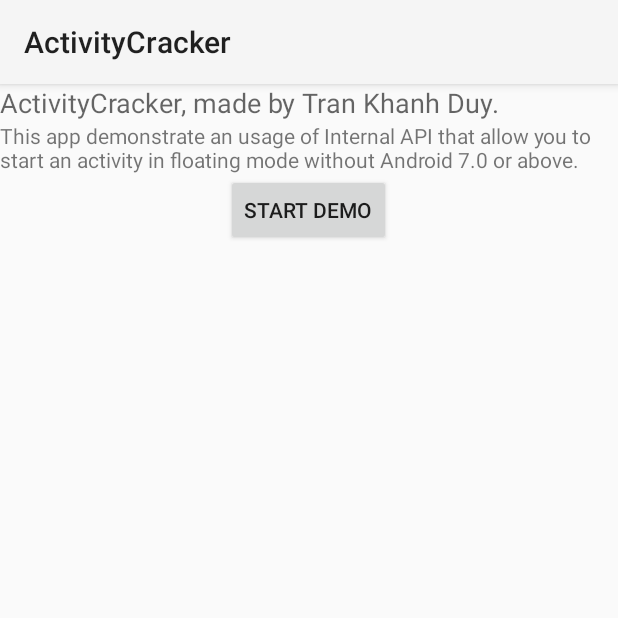
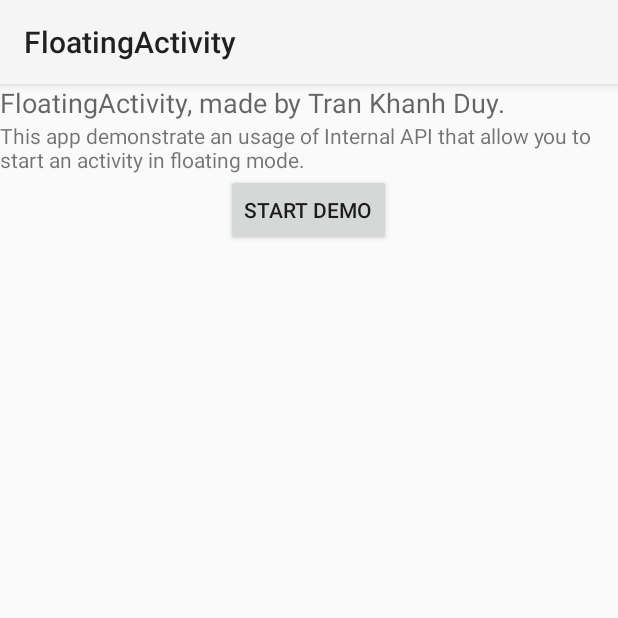
Before and after one commit to khanhduytran0/FloatingActivity, an Android app: the screen it shows after launch (MainActivity), on a phone screen of 412 x 824 dp, the top half of it. Run offline under Robolectric (Android 15) with nearby library versions, the phone set to English and light mode, and no system bars.

```diff
--- a/app/build.gradle
+++ b/app/build.gradle
@@ -5,7 +5,7 @@ android {
     buildToolsVersion "21.1.0"
 
     defaultConfig {
-        applicationId "com.kdt.crackactivity"
+        applicationId "com.kdt.floatactivity"
         minSdkVersion 14
         targetSdkVersion 21
         versionCode 1
--- a/app/src/main/AndroidManifest.xml
+++ b/app/src/main/AndroidManifest.xml
@@ -1,6 +1,6 @@
 <?xml version="1.0" encoding="utf-8"?>
 <manifest xmlns:android="http://schemas.android.com/apk/res/android"
-    package="com.kdt.crackactivity" >
+    package="com.kdt.floatactivity" >
 	<uses-permission android:name="android.permission.SYSTEM_ALERT_WINDOW" />
     <application
         android:allowBackup="true"
@@ -22,7 +22,7 @@
             android:name=".TestActivity"
             android:label="Test" />
         <service
-            android:name="com.kdt.crackactivity.floatingact.FloatingActivityService"
+            android:name="com.kdt.floatactivity.floatingact.FloatingActivityService"
             android:enabled="true"
             android:exported="false" />
     </application>
--- a/app/src/main/java/com/kdt/crackactivity/MainActivity.java
+++ b/app/src/main/java/com/kdt/floatactivity/MainActivity.java
@@ -1,4 +1,4 @@
-package com.kdt.crackactivity;
+package com.kdt.floatactivity;
 
 import android.app.*;
 import android.content.*;
@@ -6,7 +6,7 @@ import android.os.*;
 import android.util.*;
 import android.view.*;
 import android.widget.*;
-import com.kdt.crackactivity.floatingact.*;
+import com.kdt.floatactivity.floatingact.*;
 import android.app.Activity.*;
 import android.content.pm.*;
 import com.android.internal.app.*;
--- a/app/src/main/java/com/kdt/crackactivity/TestActivity.java
+++ b/app/src/main/java/com/kdt/floatactivity/TestActivity.java
@@ -1,4 +1,4 @@
-package com.kdt.crackactivity;
+package com.kdt.floatactivity;
 
 import android.app.*;
 import android.os.*;
--- a/app/src/main/java/com/kdt/crackactivity/floatingact/FloatingActivityService.java
+++ b/app/src/main/java/com/kdt/floatactivity/floatingact/FloatingActivityService.java
@@ -1,4 +1,4 @@
-package com.kdt.crackactivity.floatingact;
+package com.kdt.floatactivity.floatingact;
 
 import android.app.*;
 import android.content.*;
@@ -11,7 +11,7 @@ import android.view.*;
 import android.widget.*;
 import com.android.internal.app.*;
 import com.android.server.am.*;
-import com.kdt.crackactivity.*;
+import com.kdt.floatactivity.*;
 import java.lang.reflect.*;
 import java.util.*;
 
--- a/app/src/main/java/com/kdt/crackactivity/floatingact/FloatingIntent.java
+++ b/app/src/main/java/com/kdt/floatactivity/floatingact/FloatingIntent.java
@@ -1,4 +1,4 @@
-package com.kdt.crackactivity.floatingact;
+package com.kdt.floatactivity.floatingact;
 
 import android.content.ComponentName;
 import android.content.Context;
--- a/app/src/main/java/com/kdt/crackactivity/floatingact/Utils.java
+++ b/app/src/main/java/com/kdt/floatactivity/floatingact/Utils.java
@@ -1,4 +1,4 @@
-package com.kdt.crackactivity.floatingact;
+package com.kdt.floatactivity.floatingact;
 
 import android.app.*;
 import android.content.pm.*;
--- a/app/src/main/res/layout/main.xml
+++ b/app/src/main/res/layout/main.xml
@@ -6,7 +6,7 @@
 	android:orientation="vertical">
 
 	<TextView
-		android:text="ActivityCracker, made by Tran Khanh Duy."
+		android:text="FloatingActivity, made by Tran Khanh Duy."
 		android:layout_width="wrap_content"
 		android:layout_height="wrap_content"
 		android:textAppearance="?android:attr/textAppearanceMedium"/>
@@ -14,7 +14,7 @@
 	<TextView
 		android:layout_height="wrap_content"
 		android:layout_width="wrap_content"
-		android:text="This app demonstrate an usage of Internal API that allow you to start an activity in floating mode without Android 7.0 or above."/>
+		android:text="This app demonstrate an usage of Internal API that allow you to start an activity in floating mode."/>
 
 	<Button
 		android:layout_height="wrap_content"
--- a/app/src/main/res/values/strings.xml
+++ b/app/src/main/res/values/strings.xml
@@ -1,7 +1,7 @@
 <?xml version="1.0" encoding="utf-8"?>
 <resources>
 
-    <string name="app_name">ActivityCracker</string>
+    <string name="app_name">FloatingActivity</string>
     <string name="hello_world">Hello world!</string>
 
 </resources>
```
Also changed, not shown: 1 other file.
